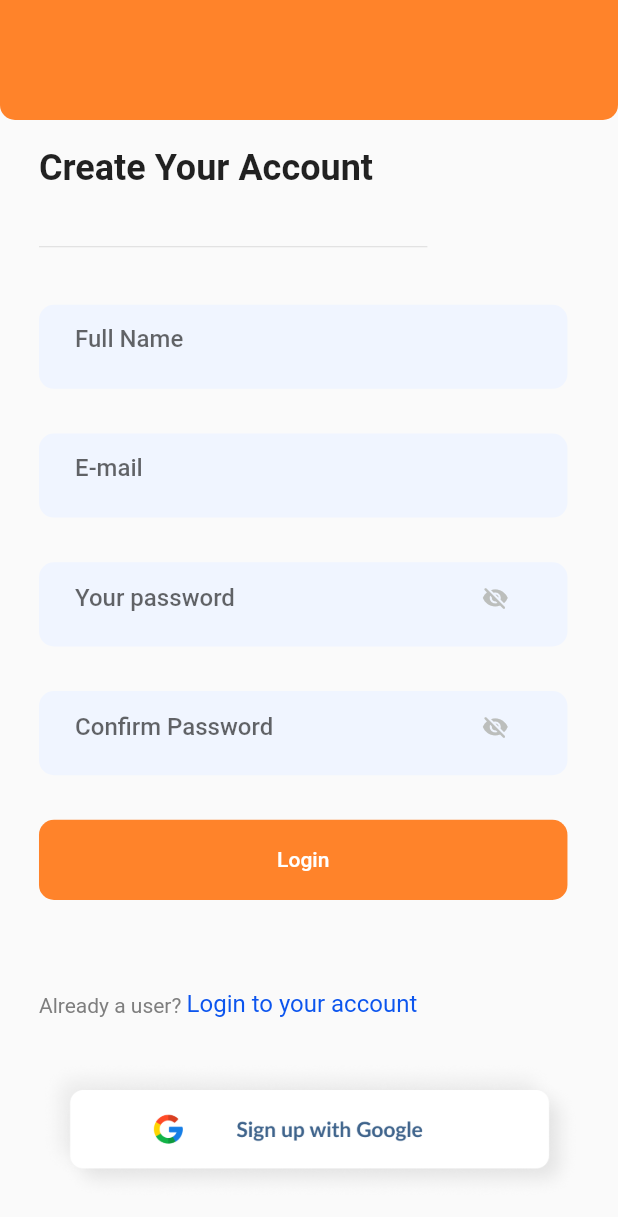
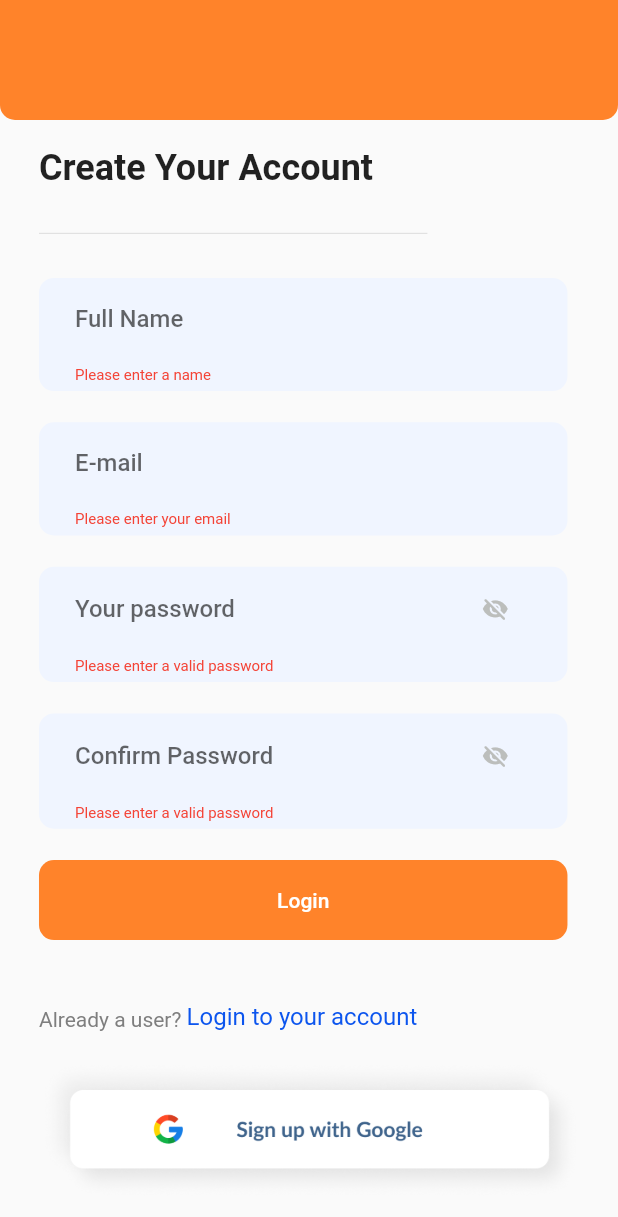
Before and after one commit to rajoriaakash/local_filings, a Flutter app: the Register screen opened by its route, after a tap on "Login", on a phone screen of 412 x 824 dp. Shown: the top 1217 px of the screen. Run offline on Flutter 3.47's test engine with Material 2 defaults, Android fonts, the phone set to English and light mode, and no system bars; our stand-ins replace otp_text_field.

Commit message:
Complete extra auth screens, Write validator checks for all text input fields

```diff
--- a/lib/helper/email_checker.dart
+++ b/lib/helper/email_checker.dart
@@ -1,3 +1,4 @@
+//uses regex matching to validate email
 class EmailChecker {
   static bool isNotValid(String? email) {
     return !RegExp(r"^[a-zA-Z0-9.a-zA-Z0-9.!#$%&'*+-/=?^_`{|}~]+@[a-zA-Z0-9]+\.[a-zA-Z]+").hasMatch(email!);
--- /dev/null
+++ b/lib/helper/password_checker.dart
@@ -0,0 +1,6 @@
+//uses regex matching to validate passwords
+class PasswordChecker{
+  static bool isNotValid(String? password){
+    return !RegExp(r"^(?=.*[A-Za-z])(?=.*\d)(?=.*[@$!%*#?&])[A-Za-z\d@$!%*#?&]{8,}$").hasMatch(password!);
+  }
+}
--- a/lib/provider/onboarding_provider.dart
+++ b/lib/provider/onboarding_provider.dart
@@ -1,9 +1,12 @@
 import 'package:flutter/material.dart';
 
+//provider for values associated with onboarding screen
 class OnBoardingProvider extends ChangeNotifier{
   int _selectedIndex = 0;
+  //returns current selected page index
   int get selectedIndex => _selectedIndex;
 
+  //used to set page index and navigate
   void setSelectIndex(int index) {
     _selectedIndex = index;
     notifyListeners();
--- a/lib/view/base/custom_text_field.dart
+++ b/lib/view/base/custom_text_field.dart
@@ -3,44 +3,47 @@
 import 'package:local_filings/dimensions.dart';
 
 class CustomTextField extends StatefulWidget {
+  final double bottomPadding;
+  final TextEditingController? controller;
+  final String errorText;
   final String? hintText;
-  final String label;
-  final TextEditingController? controller;
+  final TextInputAction? inputAction;
   final TextInputType? inputType;
-  final TextInputAction? inputAction;
+  final bool? isEnabled;
   final bool isIcon;
-  final int? maxLines;
   final bool isPassword;
   final bool? isShowBorder;
-  final String errorText;
   final bool isShowSuffixIcon;
+  final String label;
+  final int? maxLines;
+  final VoidCallback? onChanged;
+  final VoidCallback? onSubmit;
   final VoidCallback? onSuffixTap;
+  final bool required;
   final IconData? suffixIconUrl;
-  final bool required;
-  final VoidCallback? onSubmit;
-  final bool? isEnabled;
-  final VoidCallback? onChanged;
-  final double bottomPadding;
+  final FormFieldValidator<String>? validator;
 
-  CustomTextField(
-      {this.label = "",
+  CustomTextField({
+    this.bottomPadding = 10,
+    this.controller,
+    this.errorText = "",
     this.hintText,
-      this.controller,
+    this.inputAction = TextInputAction.next,
     this.inputType = TextInputType.text,
-      this.inputAction = TextInputAction.next,
+    this.isEnabled = true,
     this.isIcon = false,
-      this.maxLines = 1,
     this.isPassword = false,
     this.isShowBorder = false,
-      this.errorText = "",
     this.isShowSuffixIcon = false,
+    this.label = "",
+    this.maxLines = 1,
+    this.onChanged,
+    this.onSubmit,
     this.onSuffixTap,
+    this.required = true,
     this.suffixIconUrl,
-      this.required = true,
-      this.onSubmit,
-      this.isEnabled = true,
-      this.onChanged,
-      this.bottomPadding = 10});
+    this.validator,
+  });
 
   @override
   State<CustomTextField> createState() => _CustomTextFieldState();
@@ -64,20 +67,18 @@
       padding: EdgeInsets.only(
           bottom: Dimensions.getHeight(context, widget.bottomPadding)),
       child: Container(
-        height: widget.errorText.isEmpty
-            ? Dimensions.getHeight(context, 63)
-            : Dimensions.getHeight(context, 83),
         width: Dimensions.getWidth(context, 366),
         decoration: const BoxDecoration(
           borderRadius: BorderRadius.all(Radius.circular(10)),
           color: Color(0xFFF0F5FF),
         ),
-        padding:
-            EdgeInsets.symmetric(horizontal: Dimensions.getWidth(context, 25)),
+        padding: EdgeInsets.symmetric(
+            horizontal: Dimensions.getWidth(context, 25),
+            vertical: Dimensions.getHeight(context, 5)),
         child: Column(
           children: [
             Center(
-              child: TextField(
+              child: TextFormField(
                 maxLines: widget.maxLines,
                 controller: widget.controller,
                 textInputAction: widget.inputAction,
@@ -85,6 +86,7 @@
                 cursorColor: Theme.of(context).primaryColor,
                 enabled: widget.isEnabled,
                 obscureText: widget.isPassword ? _obscureText : false,
+                validator: widget.validator,
                 //format input if entered value is mobile number
                 inputFormatters: widget.inputType == TextInputType.phone
                     ? <TextInputFormatter>[
@@ -103,7 +105,7 @@
                   isDense: true,
                   hintText: widget.hintText,
                   border: InputBorder.none,
-                  //error text to display after validation
+                  // error text to display after validation
                   errorText: widget.errorText.isEmpty ? null : widget.errorText,
                   errorStyle: const TextStyle(fontSize: 10, color: Colors.red),
                   //Suffix icon
--- a/lib/view/screens/auth/forgot_password.dart
+++ b/lib/view/screens/auth/forgot_password.dart
@@ -2,6 +2,8 @@
 import 'package:local_filings/dimensions.dart';
 import 'package:local_filings/view/base/custom_app_bar.dart';
 import 'package:local_filings/view/base/custom_text_field.dart';
+
+import '../../../helper/email_checker.dart';
 
 class ForgotPassword extends StatefulWidget {
   const ForgotPassword({Key? key}) : super(key: key);
@@ -11,8 +13,12 @@
 }
 
 class _ForgotPasswordState extends State<ForgotPassword> {
+
+  final GlobalKey<FormState> _forgotPasswordFormKey = GlobalKey<FormState>();
+
   //controllers for form fields
   final TextEditingController _emailController = TextEditingController();
+
 
   @override
   Widget build(BuildContext context) {
@@ -24,7 +30,9 @@
         title: "Forgot Password",
         isNotificationButtonExist: false,
       ),
-      body: Padding(
+      body: Form(
+        key: _forgotPasswordFormKey,
+        child: Padding(
           padding: EdgeInsets.symmetric(
               horizontal: Dimensions.getWidth(context, 37),
               vertical: Dimensions.getHeight(context, 20)),
@@ -61,6 +69,14 @@
                 label: "Your Email/Mobile Number",
                 controller: _emailController,
                 inputType: TextInputType.emailAddress,
+                validator: (email){
+                  if(email!.isEmpty) {
+                    return "Please enter your email";
+                  } else if(EmailChecker.isNotValid(email)) {
+                    return "Please enter a valid email";
+                  }
+                  return null;
+                },
               ),
               //Submit button
               Padding(
@@ -72,6 +88,9 @@
                     width: Dimensions.getWidth(context, 366),
                     child: ElevatedButton(
                       onPressed: () {
+                        if(!_forgotPasswordFormKey.currentState!.validate()){
+                          return;
+                        }
                         Navigator.pushNamed(context, '/verify_phone');
                       },
                       style: ButtonStyle(
@@ -89,6 +108,7 @@
             ],
           ),
         ),
+      ),
     );
   }
 }
--- a/lib/view/screens/auth/login.dart
+++ b/lib/view/screens/auth/login.dart
@@ -1,6 +1,8 @@
 import 'package:flutter/material.dart';
 
 import '../../../dimensions.dart';
+import '../../../helper/email_checker.dart';
+import '../../../helper/password_checker.dart';
 import '../../base/custom_app_bar.dart';
 import '../../base/custom_text_field.dart';
 
@@ -12,13 +14,16 @@
 }
 
 class _LoginState extends State<Login> {
+
+  final GlobalKey<FormState> _loginFormKey = GlobalKey<FormState>();
+
   //controllers for form fields
   final TextEditingController _emailController = TextEditingController();
   final TextEditingController _passwordController = TextEditingController();
 
   //error message variables
-  String _emailErrorMessage = "";
-  String _passwordErrorMessage = "";
+  // String _emailErrorMessage = "";
+  // String _passwordErrorMessage = "";
 
   //set error message if a validation check is failed
   setErrorMessage(String? errorVariable, String message) {
@@ -36,7 +41,9 @@
         isBackButtonExist: false,
         isNotificationButtonExist: false,
       ),
-      body: Padding(
+      body: Form(
+        key: _loginFormKey,
+        child: Padding(
           padding: EdgeInsets.symmetric(
               horizontal: Dimensions.getWidth(context, 27),
               vertical: Dimensions.getHeight(context, 20)),
@@ -57,8 +64,16 @@
                 label: "E-mail",
                 inputType: TextInputType.emailAddress,
                 controller: _emailController,
-              errorText: _emailErrorMessage,
+                // errorText: _emailErrorMessage,
                 bottomPadding: 30,
+                validator: (email){
+                  if(email!.isEmpty) {
+                    return "Please enter your email";
+                  } else if(EmailChecker.isNotValid(email)) {
+                    return "Please enter a valid email";
+                  }
+                  return null;
+                },
               ),
               //Password Text Field
               CustomTextField(
@@ -66,8 +81,14 @@
                 isPassword: true,
                 inputType: TextInputType.text,
                 controller: _passwordController,
-              errorText: _passwordErrorMessage,
+                // errorText: _passwordErrorMessage,
                 isShowSuffixIcon: true,
+                validator: (String? password){
+                  if(PasswordChecker.isNotValid(password)) {
+                    return "Please enter a valid password";
+                  }
+                  return null;
+                },
               ),
               //Forgot Password link
               Row(
@@ -93,7 +114,11 @@
                     height: Dimensions.getHeight(context, 60),
                     width: Dimensions.getWidth(context, 366),
                     child: ElevatedButton(
-                    onPressed: () {},
+                      onPressed: () {
+                        if(!_loginFormKey.currentState!.validate()){
+                          return;
+                        }
+                      },
                       style: ButtonStyle(
                         elevation: MaterialStateProperty.all<double>(0),
                         backgroundColor: MaterialStateProperty.all<Color>(
@@ -116,6 +141,7 @@
                   ),
                   GestureDetector(
                     onTap: () {
+
                       Navigator.pushReplacementNamed(context, '/register');
                     },
                     child: const Text(
@@ -141,6 +167,7 @@
             ],
           ),
         ),
+      ),
     );
   }
 }
--- a/lib/view/screens/auth/register.dart
+++ b/lib/view/screens/auth/register.dart
@@ -1,6 +1,7 @@
 import 'package:flutter/material.dart';
 import 'package:local_filings/dimensions.dart';
 import 'package:local_filings/helper/email_checker.dart';
+import 'package:local_filings/helper/password_checker.dart';
 import 'package:local_filings/view/base/custom_app_bar.dart';
 import 'package:local_filings/view/base/custom_text_field.dart';
 
@@ -20,10 +21,12 @@
       TextEditingController();
 
   //error message variables
-  String _nameErrorMessage = "";
-  String _emailErrorMessage = "";
-  String _passwordErrorMessage = "";
-  String _confirmPasswordErrorMessage = "";
+  // String _nameErrorMessage = "";
+  // String _emailErrorMessage = "";
+  // String _passwordErrorMessage = "";
+  // String _confirmPasswordErrorMessage = "";
+
+  final GlobalKey<FormState> _registerFormKey = GlobalKey<FormState>();
 
   //set error message if a validation check is failed
   setErrorMessage(String? errorVariable, String message) {
@@ -40,7 +43,9 @@
         isBackButtonExist: false,
         isNotificationButtonExist: false,
       ),
-      body: Padding(
+      body: Form(
+        key: _registerFormKey,
+        child: Padding(
           padding: EdgeInsets.symmetric(
               horizontal: Dimensions.getWidth(context, 27),
               vertical: Dimensions.getHeight(context, 20)),
@@ -62,14 +67,26 @@
                 label: "Full Name",
                 inputType: TextInputType.name,
                 controller: _nameController,
-              errorText: _nameErrorMessage,
+                // errorText: _nameErrorMessage,
+                validator: (name){
+                  if(name!.isEmpty)return "Please enter a name";
+                  return null;
+                },
               ),
               //E-mail text field
               CustomTextField(
                 label: "E-mail",
                 inputType: TextInputType.emailAddress,
                 controller: _emailController,
-              errorText: _emailErrorMessage,
+                // errorText: _emailErrorMessage,
+                validator: (_email){
+                  if(_email!.isEmpty) {
+                    return "Please enter your email";
+                  } else if(EmailChecker.isNotValid(_email)) {
+                    return "Please enter a valid email";
+                  }
+                  return null;
+                },
               ),
               //Password text field
               CustomTextField(
@@ -77,8 +94,14 @@
                 isPassword: true,
                 inputType: TextInputType.text,
                 controller: _passwordController,
-              errorText: _passwordErrorMessage,
+                // errorText: _passwordErrorMessage,
                 isShowSuffixIcon: true,
+                validator: (String? password){
+                  if(PasswordChecker.isNotValid(password)) {
+                    return "Please enter a valid password";
+                  }
+                  return null;
+                },
               ),
               //Confirm password text field
               CustomTextField(
@@ -86,9 +109,17 @@
                 isPassword: true,
                 inputType: TextInputType.text,
                 controller: _confirmPasswordController,
-              errorText: _confirmPasswordErrorMessage,
+                // errorText: _confirmPasswordErrorMessage,
                 isShowSuffixIcon: true,
                 inputAction: TextInputAction.done,
+                validator: (String? confirmPassword){
+                  if(PasswordChecker.isNotValid(confirmPassword)) {
+                    return "Please enter a valid password";
+                  }else if(confirmPassword!=_passwordController.text.trim()) {
+                    return "Passwords do not match";
+                  }
+                  return null;
+                },
               ),
               //Login button
               Container(
@@ -96,34 +127,37 @@
                   width: Dimensions.getWidth(context, 366),
                   child: ElevatedButton(
                     onPressed: () {
-                    //Validate input by simple checks
-                    String _name = _nameController.text.trim();
-                    String _email = _emailController.text.trim();
-                    String _password = _passwordController.text.trim();
-                    String _confirmPassword =
-                        _confirmPasswordController.text.trim();
-                    if (_name.isEmpty) {
-                      setErrorMessage(_nameErrorMessage, "Enter name");
-                    }
-                    if (_email.isEmpty) {
-                      setErrorMessage(_emailErrorMessage, "Enter email");
-                    } else if (EmailChecker.isNotValid(_email)) {
-                      setErrorMessage(
-                          _emailErrorMessage, "Please supply a valid email");
-                    }
-                    if (_password.isEmpty) {
-                      setErrorMessage(
-                          _passwordErrorMessage, "Enter a password");
-                    } else if (_password.length < 6) {
-                      setErrorMessage(_passwordErrorMessage,
-                          "Enter a password with more than 6 characters");
-                    }
-                    if (_confirmPassword.isEmpty) {
-                      setErrorMessage(_confirmPasswordErrorMessage,
-                          "Please confirm your password");
-                    } else if (_password != _confirmPassword) {
-                      setErrorMessage(_confirmPasswordErrorMessage,
-                          "Passwords fo not match");
+                      // //Validate input by simple checks
+                      // String _name = _nameController.text.trim();
+                      // String _email = _emailController.text.trim();
+                      // String _password = _passwordController.text.trim();
+                      // String _confirmPassword =
+                      //     _confirmPasswordController.text.trim();
+                      // if (_name.isEmpty) {
+                      //   setErrorMessage(_nameErrorMessage, "Enter name");
+                      // }
+                      // if (_email.isEmpty) {
+                      //   setErrorMessage(_emailErrorMessage, "Enter email");
+                      // } else if (EmailChecker.isNotValid(_email)) {
+                      //   setErrorMessage(
+                      //       _emailErrorMessage, "Please supply a valid email");
+                      // }
+                      // if (_password.isEmpty) {
+                      //   setErrorMessage(
+                      //       _passwordErrorMessage, "Enter a password");
+                      // } else if (_password.length < 6) {
+                      //   setErrorMessage(_passwordErrorMessage,
+                      //       "Enter a password with more than 6 characters");
+                      // }
+                      // if (_confirmPassword.isEmpty) {
+                      //   setErrorMessage(_confirmPasswordErrorMessage,
+                      //       "Please confirm your password");
+                      // } else if (_password != _confirmPassword) {
+                      //   setErrorMessage(_confirmPasswordErrorMessage,
+                      //       "Passwords do not match");
+                      // }
+                      if(!_registerFormKey.currentState!.validate()){
+                        return;
                       }
                     },
                     style: ButtonStyle(
@@ -150,7 +184,7 @@
                   ),
                   GestureDetector(
                     onTap: () {
-                    Navigator.pushReplacementNamed(context, '/login');
+                      Navigator.pushReplacementNamed(context, '/reset_password');
                     },
                     child: const Text(
                       "Login to your account",
@@ -174,6 +208,7 @@
             ],
           ),
         ),
+      ),
     );
   }
 }
```
Also changed, not shown: lib/view/screens/auth/reset.dart (+27 -2 lines), lib/view/screens/auth/verify_phone.dart (+23 -9 lines). Lines whose indentation alone changed are shown as unchanged.
